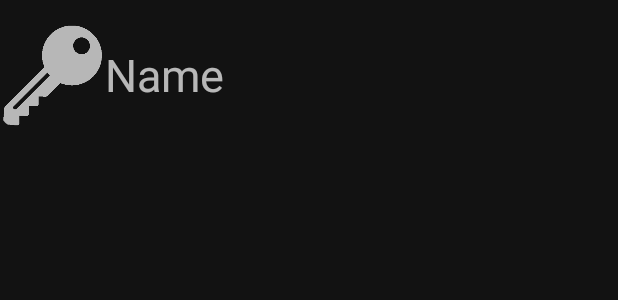
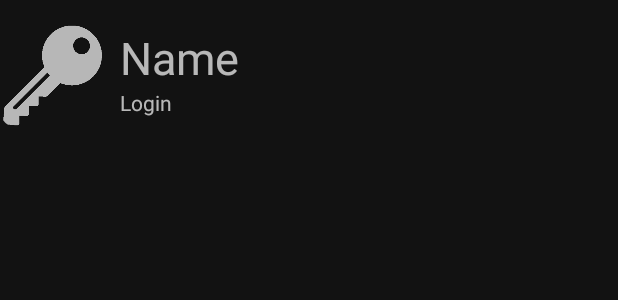
Before and after one commit to Suslanium/DataSec, an Android app: the layout viewholder_manager.xml on its own in the app's theme, with its tools: preview values and no code run, on a phone screen of 412 x 824 dp. Shown: the top 300 px of the screen. Run offline under Robolectric (Android 15) with nearby library versions, the phone set to English and light mode, and no system bars; Roboto replaces fonts that are not available here.

Commit message:
-Show logins in manager -APK icon in explorer

```diff
--- a/app/src/main/AndroidManifest.xml
+++ b/app/src/main/AndroidManifest.xml
@@ -9,6 +9,7 @@
     <uses-permission android:name="android.permission.INTERNET" />
     <uses-permission android:name="android.permission.WAKE_LOCK" />
     <uses-permission android:name="android.permission.REQUEST_IGNORE_BATTERY_OPTIMIZATIONS" />
+    <uses-permission android:name="android.permission.REQUEST_INSTALL_PACKAGES"/>
 
     <application
         android:allowBackup="true"
--- a/app/src/main/java/com/suslanium/encryptor/passwordAdd.java
+++ b/app/src/main/java/com/suslanium/encryptor/passwordAdd.java
@@ -174,7 +174,7 @@ public class passwordAdd extends AppCompatActivity {
             }
         });
         TextInputLayout passLayout = findViewById(R.id.password);
-        passLayout.setEndIconMode(TextInputLayout.END_ICON_CUSTOM);
+        /*passLayout.setEndIconMode(TextInputLayout.END_ICON_CUSTOM);
         passLayout.setEndIconDrawable(R.drawable.copysmall);
         passLayout.setEndIconOnClickListener(v -> {
             if (!pass.getText().toString().matches("")) {
@@ -184,7 +184,7 @@ public class passwordAdd extends AppCompatActivity {
                 clipboard.setPrimaryClip(clip);
                 Snackbar.make(v, "Password copied to clipboard!", Snackbar.LENGTH_LONG).show();
             }
-        });
+        });*/
         TextInputLayout loginLayout = findViewById(R.id.login);
         loginLayout.setEndIconMode(TextInputLayout.END_ICON_CUSTOM);
         loginLayout.setEndIconDrawable(R.drawable.copysmall);
--- a/app/src/main/res/layout/activity_password_change.xml
+++ b/app/src/main/res/layout/activity_password_change.xml
@@ -111,6 +111,7 @@
                     android:layout_width="match_parent"
                     android:layout_height="wrap_content"
                     android:hint="Login, username or email"
+                    android:inputType="textVisiblePassword|textNoSuggestions"
                     android:singleLine="true" />
             </com.google.android.material.textfield.TextInputLayout>
 
@@ -118,13 +119,15 @@
                 android:id="@+id/pass1"
                 android:layout_width="match_parent"
                 android:layout_height="wrap_content"
-                android:layout_marginTop="22dp">
+                android:layout_marginTop="22dp"
+                app:passwordToggleEnabled="true">
 
                 <com.google.android.material.textfield.TextInputEditText
                     android:id="@+id/passInput"
                     android:layout_width="match_parent"
                     android:layout_height="wrap_content"
                     android:hint="Password"
+                    android:inputType="textNoSuggestions|textPassword"
                     android:singleLine="true" />
             </com.google.android.material.textfield.TextInputLayout>
 
@@ -156,6 +159,7 @@
                     android:layout_width="match_parent"
                     android:layout_height="wrap_content"
                     android:hint="Website or app name"
+                    android:inputType="textWebEmailAddress"
                     android:singleLine="true" />
             </com.google.android.material.textfield.TextInputLayout>
 
--- a/app/src/main/res/layout/viewholder_manager.xml
+++ b/app/src/main/res/layout/viewholder_manager.xml
@@ -9,16 +9,31 @@
     android:gravity="center_vertical">
 
     <TextView
+        android:id="@+id/loginText"
+        android:layout_width="0dp"
+        android:layout_height="25dp"
+        android:fontFamily="sans-serif"
+        android:gravity="center|start"
+        android:text="Login"
+        app:layout_constraintBottom_toBottomOf="parent"
+        app:layout_constraintEnd_toEndOf="parent"
+        app:layout_constraintStart_toStartOf="@+id/serviceName"
+        app:layout_constraintTop_toTopOf="parent"
+        app:layout_constraintVertical_bias="0.75" />
+
+    <TextView
         android:id="@+id/serviceName"
         android:layout_width="0dp"
-        android:layout_height="match_parent"
+        android:layout_height="40dp"
         android:fontFamily="sans-serif"
         android:gravity="center|left"
+        android:singleLine="true"
         android:textSize="30sp"
         app:layout_constraintBottom_toBottomOf="parent"
         app:layout_constraintEnd_toEndOf="parent"
-        app:layout_constraintStart_toEndOf="@+id/cardView"
+        app:layout_constraintStart_toEndOf="@+id/imageView5"
         app:layout_constraintTop_toTopOf="parent"
+        app:layout_constraintVertical_bias="0.3"
         tools:text="Name" />
 
     <androidx.cardview.widget.CardView
@@ -44,4 +59,15 @@
             app:srcCompat="@drawable/managerkey" />
     </androidx.cardview.widget.CardView>
 
+    <ImageView
+        android:id="@+id/imageView5"
+        android:layout_width="10dp"
+        android:layout_height="match_parent"
+        app:layout_constraintBottom_toBottomOf="parent"
+        app:layout_constraintEnd_toEndOf="parent"
+        app:layout_constraintHorizontal_bias="0.0"
+        app:layout_constraintStart_toEndOf="@+id/cardView"
+        app:layout_constraintTop_toTopOf="parent"
+        app:srcCompat="@android:drawable/list_selector_background" />
+
 </androidx.constraintlayout.widget.ConstraintLayout>
```
Also changed, not shown: app/src/main/java/com/suslanium/encryptor/Encryptor.java (+5 -2 lines), app/src/main/java/com/suslanium/encryptor/EncryptorService.java (+71 -5 lines), app/src/main/java/com/suslanium/encryptor/ExplorerAdapter.java (+8 -2 lines), app/src/main/java/com/suslanium/encryptor/PasswordAdapter.java (+17 -3 lines), app/src/main/java/com/suslanium/encryptor/passwordChange.java (+20 -2 lines), app/src/main/java/com/suslanium/encryptor/ui/gallery/GalleryFragment.java (+8 -4 lines), app/src/main/res/layout/activity_password_add.xml (+6 -2 lines), 4 other files.
